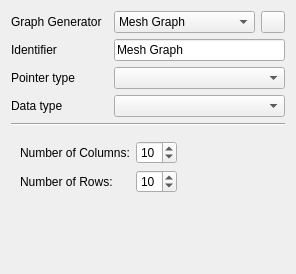
KDE/rocs, file VisualEditor/Tools/GenerateGraph/GenerateGraphWidget.ui: the form before one commit.
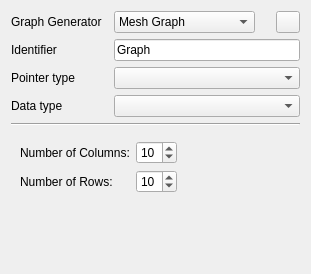
The form after the commit. Custom widgets are drawn as their Qt base class.

Commit message: Use valid IDs as default values.

Diff of the .ui file:
```diff
--- a/VisualEditor/Tools/GenerateGraph/GenerateGraphWidget.ui
+++ b/VisualEditor/Tools/GenerateGraph/GenerateGraphWidget.ui
@@ -6,7 +6,7 @@
    <rect>
     <x>0</x>
     <y>0</y>
-    <width>293</width>
+    <width>311</width>
     <height>274</height>
    </rect>
   </property>
@@ -452,7 +452,7 @@
       <string>Set the unique identifier of the generated graph.</string>
      </property>
      <property name="text">
-      <string>Mesh Graph</string>
+      <string>Graph</string>
      </property>
     </widget>
    </item>
```
Left out of the diff: 8 changed lines with no effect on the pictures. The commit also changes 2 other files.
